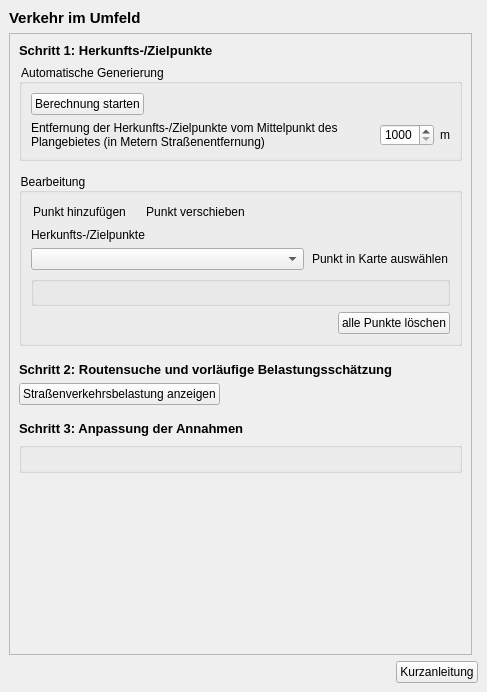
This is ui/domain_03-ViU.ui in projektcheck/ProjektCheck-QGIS as Qt 5 draws it before an edit. The edited form follows.
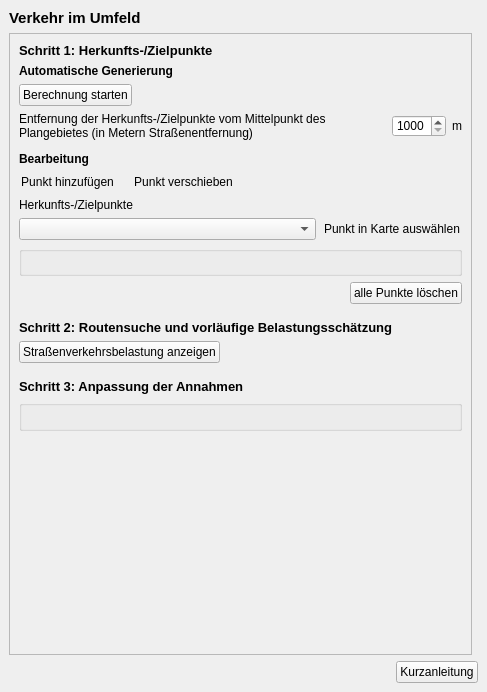
This is the edited form. Icons and pictures are not drawn.

Commit message: traffic - fixed select tool, style changes

What changed in the file:
```diff
--- a/ui/domain_03-ViU.ui
+++ b/ui/domain_03-ViU.ui
@@ -142,11 +142,18 @@
          </widget>
         </item>
         <item>
-         <widget class="QGroupBox" name="groupBox">
-          <property name="title">
+         <widget class="QLabel" name="label_15">
+          <property name="font">
+           <font>
+            <weight>75</weight>
+            <bold>true</bold>
+           </font>
+          </property>
+          <property name="text">
            <string>Automatische Generierung</string>
           </property>
-          <layout class="QVBoxLayout" name="verticalLayout_8">
+         </widget>
+        </item>
            <item>
             <layout class="QHBoxLayout" name="horizontalLayout_2">
              <item>
@@ -252,9 +259,6 @@
              </layout>
             </widget>
            </item>
-          </layout>
-         </widget>
-        </item>
         <item>
          <spacer name="verticalSpacer_4">
           <property name="orientation">
@@ -272,11 +276,18 @@
          </spacer>
         </item>
         <item>
-         <widget class="QGroupBox" name="groupBox_2">
-          <property name="title">
+         <widget class="QLabel" name="label_16">
+          <property name="font">
+           <font>
+            <weight>75</weight>
+            <bold>true</bold>
+           </font>
+          </property>
+          <property name="text">
            <string>Bearbeitung</string>
           </property>
-          <layout class="QVBoxLayout" name="verticalLayout_9">
+         </widget>
+        </item>
            <item>
             <layout class="QHBoxLayout" name="horizontalLayout_5">
              <item>
@@ -501,9 +512,6 @@
               </widget>
              </item>
             </layout>
-           </item>
-          </layout>
-         </widget>
         </item>
         <item>
          <spacer name="verticalSpacer_7">
```
Lines whose indentation alone changed are shown as unchanged. The commit also changes 1 other file.
